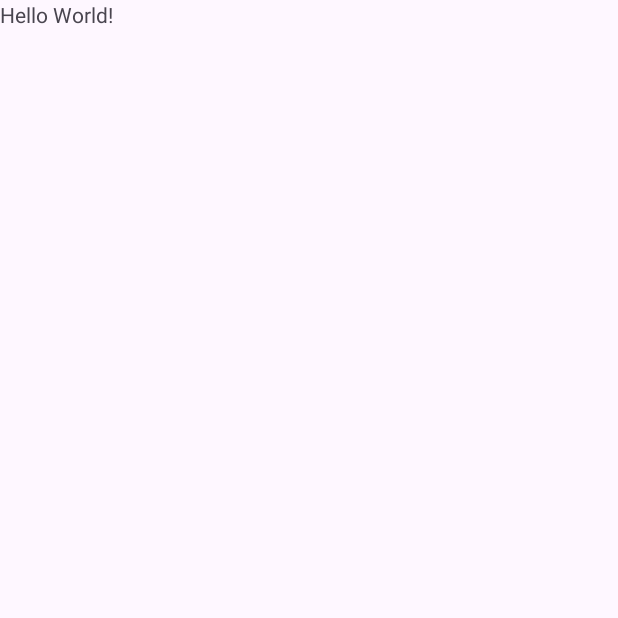
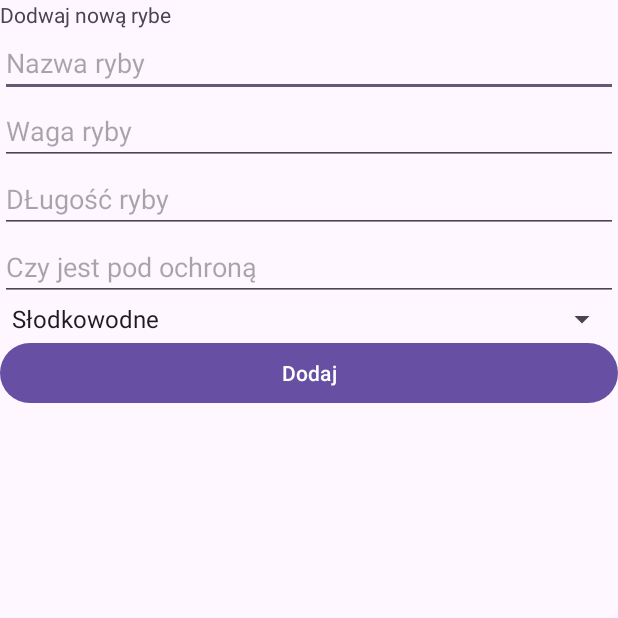
Before and after one commit to Nodi-szpont/roomZadanko, an Android app: the screen it shows after launch (MainActivity), on a phone screen of 412 x 824 dp, the top half of it. Before the commit the part shown is almost empty. Run offline under Robolectric (Android 15) with nearby library versions, the phone set to English and light mode, and no system bars; our stand-ins replace Room's generated code.

Commit message:
wstawianie formularza

```diff
--- a/app/src/main/java/com/example/roomzadaniee/MainActivity.java
+++ b/app/src/main/java/com/example/roomzadaniee/MainActivity.java
@@ -1,6 +1,10 @@
 package com.example.roomzadaniee;
 
 import android.os.Bundle;
+import android.view.View;
+import android.widget.Button;
+import android.widget.EditText;
+import android.widget.Spinner;
 
 import androidx.activity.EdgeToEdge;
 import androidx.appcompat.app.AppCompatActivity;
@@ -10,6 +14,10 @@ import androidx.core.view.WindowInsetsCompat;
 import androidx.room.Room;
 
 public class MainActivity extends AppCompatActivity {
+
+    Button buttonDodaj;
+    EditText editTextNazwa, editTextWaga, editTextDlugosc, editTextPodOchrona;
+    Spinner spinnerKategoria;
 
     @Override
     protected void onCreate(Bundle savedInstanceState) {
@@ -30,5 +38,27 @@ public class MainActivity extends AppCompatActivity {
                 new Ryby("karp", 10, 80, "nie", "slodkowodny")
         );
 
+        buttonDodaj = findViewById(R.id.buttonDodaj);
+        editTextNazwa = findViewById(R.id.editTextNazwa);
+        editTextWaga = findViewById(R.id.editTextWaga);
+        editTextDlugosc = findViewById(R.id.editTextDlugosc);
+        editTextPodOchrona = findViewById(R.id.editTextPodOchrona);
+        spinnerKategoria = findViewById(R.id.spinner);
+        buttonDodaj.setOnClickListener(
+                new View.OnClickListener() {
+                    @Override
+                    public void onClick(View view) {
+                        Ryby ryby = new Ryby(
+                                editTextNazwa.getText().toString(),
+                                Integer.parseInt(editTextWaga.getText().toString()),
+                                Integer.parseInt(editTextDlugosc.getText().toString()),
+                                editTextPodOchrona.getText().toString(),
+                                spinnerKategoria.getSelectedItem().toString()
+                        );
+                        rybyDataBase.zwrocGryDao().wstawRybyDoBazy(ryby);
+                    }
+                }
+        );
+
     }
 }
--- a/app/src/main/res/layout/activity_main.xml
+++ b/app/src/main/res/layout/activity_main.xml
@@ -11,6 +11,50 @@
     <TextView
         android:layout_width="wrap_content"
         android:layout_height="wrap_content"
-        android:text="Hello World!" />
+        android:text="Dodwaj nową rybe" />
+
+    <EditText
+        android:id="@+id/editTextNazwa"
+        android:layout_width="match_parent"
+        android:layout_height="wrap_content"
+        android:ems="10"
+        android:inputType="text"
+        android:hint="Nazwa ryby" />
+
+    <EditText
+        android:id="@+id/editTextWaga"
+        android:layout_width="match_parent"
+        android:layout_height="wrap_content"
+        android:ems="10"
+        android:inputType="text"
+        android:hint="Waga ryby" />
+
+    <EditText
+        android:id="@+id/editTextDlugosc"
+        android:layout_width="match_parent"
+        android:layout_height="wrap_content"
+        android:ems="10"
+        android:inputType="text"
+        android:hint="DŁugość ryby" />
+
+    <EditText
+        android:id="@+id/editTextPodOchrona"
+        android:layout_width="match_parent"
+        android:layout_height="wrap_content"
+        android:ems="10"
+        android:inputType="text"
+        android:hint="Czy jest pod ochroną" />
+
+    <Spinner
+        android:id="@+id/spinner"
+        android:layout_width="match_parent"
+        android:layout_height="wrap_content"
+        android:entries="@array/kategorie"/>
+
+    <Button
+        android:id="@+id/buttonDodaj"
+        android:layout_width="match_parent"
+        android:layout_height="wrap_content"
+        android:text="Dodaj" />
 
 </LinearLayout>
--- a/app/src/main/res/values/strings.xml
+++ b/app/src/main/res/values/strings.xml
@@ -1,3 +1,8 @@
 <resources>
     <string name="app_name">roomZadaniee</string>
+    <string-array name="kategorie">
+        <item>Słodkowodne</item>
+        <item>Słonowodne</item>
+        <item>Hodowlane</item>
+    </string-array>
 </resources>
```
